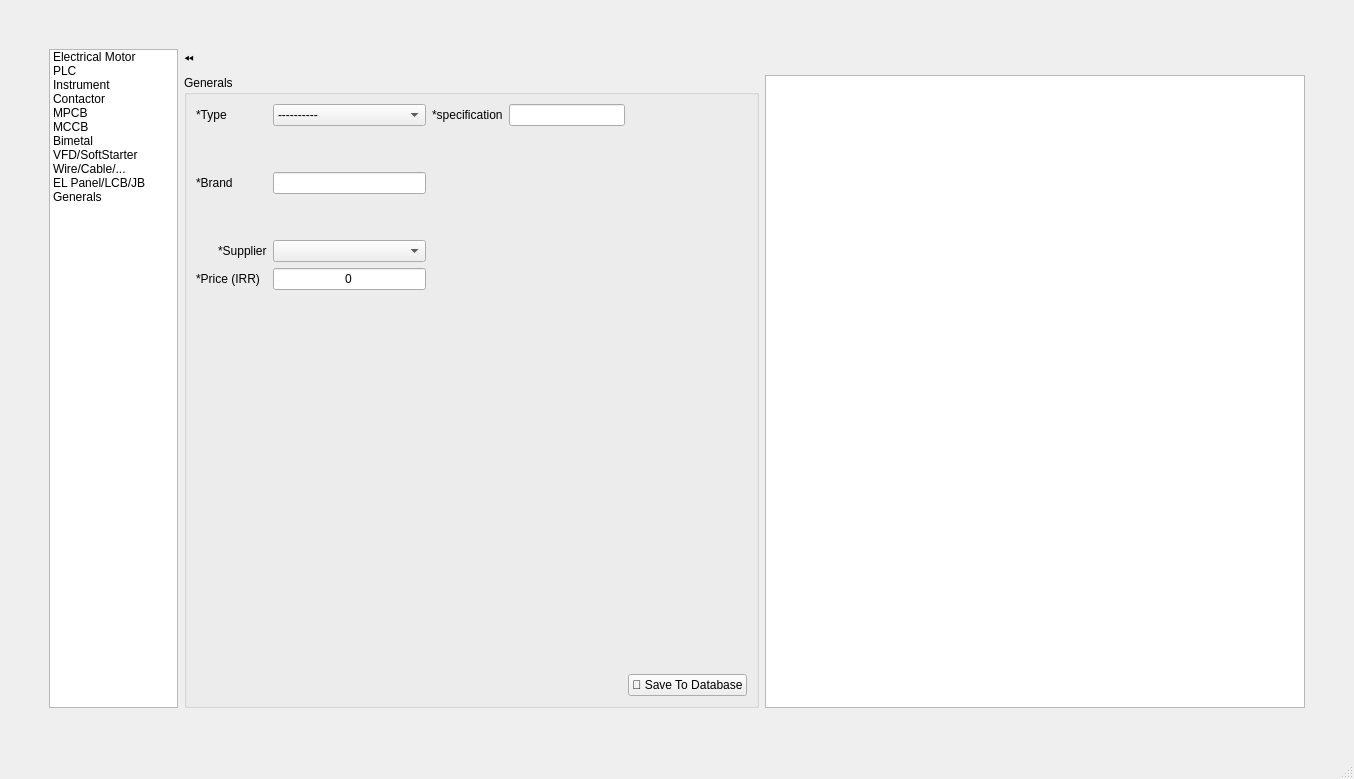
AliTavakoliNiya/GriinPower, file ui/data_entry/data_entry.ui: the form before one commit.
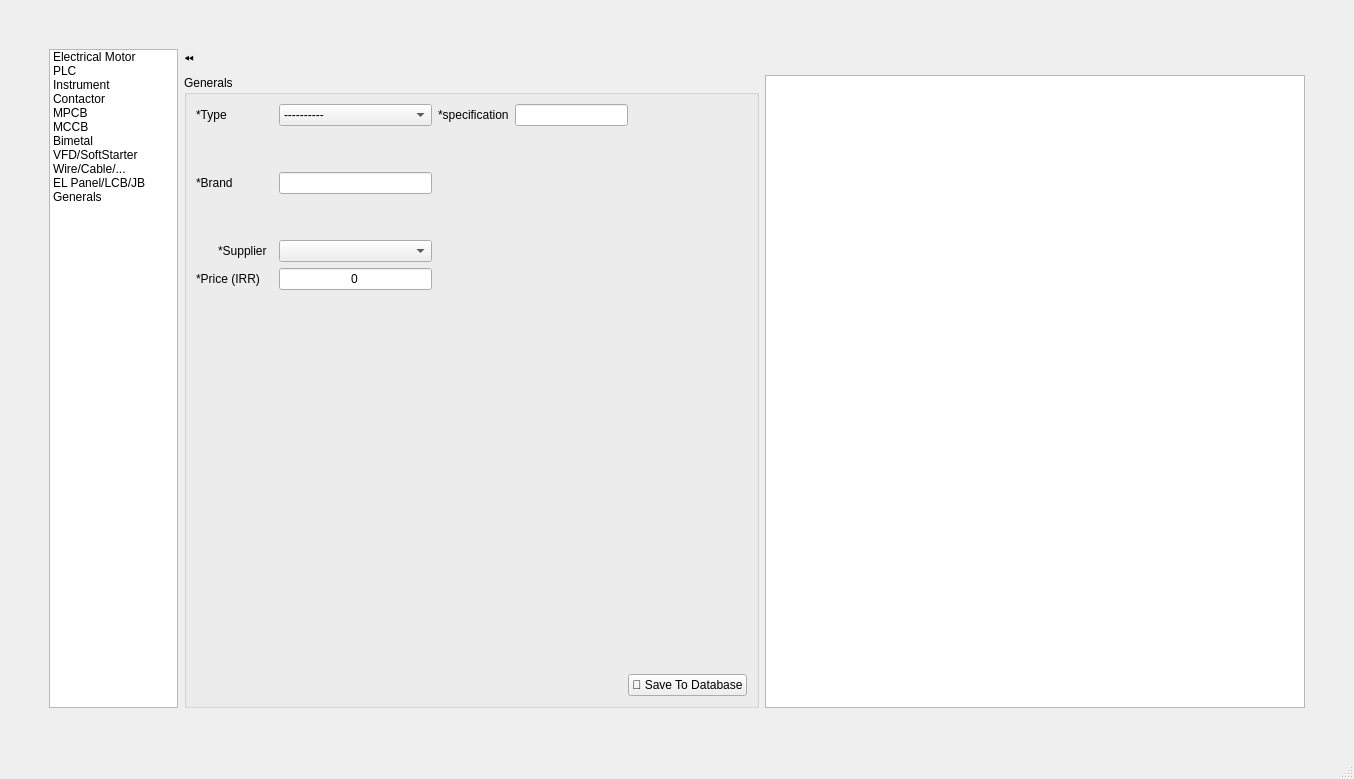
The form after the commit. The open tabs and pages were chosen to show the change. Icons and pictures are not drawn.

```diff
--- a/ui/data_entry/data_entry.ui
+++ b/ui/data_entry/data_entry.ui
@@ -4589,19 +4589,6 @@
              </property>
             </widget>
            </item>
-           <item row="7" column="0" colspan="2">
-            <widget class="QLabel" name="label_63">
-             <property name="maximumSize">
-              <size>
-               <width>73</width>
-               <height>16777215</height>
-              </size>
-             </property>
-             <property name="text">
-              <string>*Price (IRR)</string>
-             </property>
-            </widget>
-           </item>
            <item row="4" column="3">
             <spacer name="verticalSpacer_21">
              <property name="orientation">
@@ -4683,22 +4670,6 @@
              </property>
             </widget>
            </item>
-           <item row="3" column="4" colspan="2">
-            <spacer name="horizontalSpacer_8">
-             <property name="orientation">
-              <enum>Qt::Horizontal</enum>
-             </property>
-             <property name="sizeType">
-              <enum>QSizePolicy::Expanding</enum>
-             </property>
-             <property name="sizeHint" stdset="0">
-              <size>
-               <width>40</width>
-               <height>20</height>
-              </size>
-             </property>
-            </spacer>
-           </item>
            <item row="1" column="6">
             <spacer name="horizontalSpacer_15">
              <property name="orientation">
@@ -4712,6 +4683,35 @@
              </property>
             </spacer>
            </item>
+           <item row="7" column="0" colspan="3">
+            <widget class="QLabel" name="label_63">
+             <property name="maximumSize">
+              <size>
+               <width>73</width>
+               <height>16777215</height>
+              </size>
+             </property>
+             <property name="text">
+              <string>*Price (IRR)</string>
+             </property>
+            </widget>
+           </item>
+           <item row="3" column="4" colspan="3">
+            <spacer name="horizontalSpacer_8">
+             <property name="orientation">
+              <enum>Qt::Horizontal</enum>
+             </property>
+             <property name="sizeType">
+              <enum>QSizePolicy::Expanding</enum>
+             </property>
+             <property name="sizeHint" stdset="0">
+              <size>
+               <width>40</width>
+               <height>20</height>
+              </size>
+             </property>
+            </spacer>
+           </item>
           </layout>
          </widget>
         </item>
```
Left out of the diff: 22 changed lines with no effect on the pictures.
